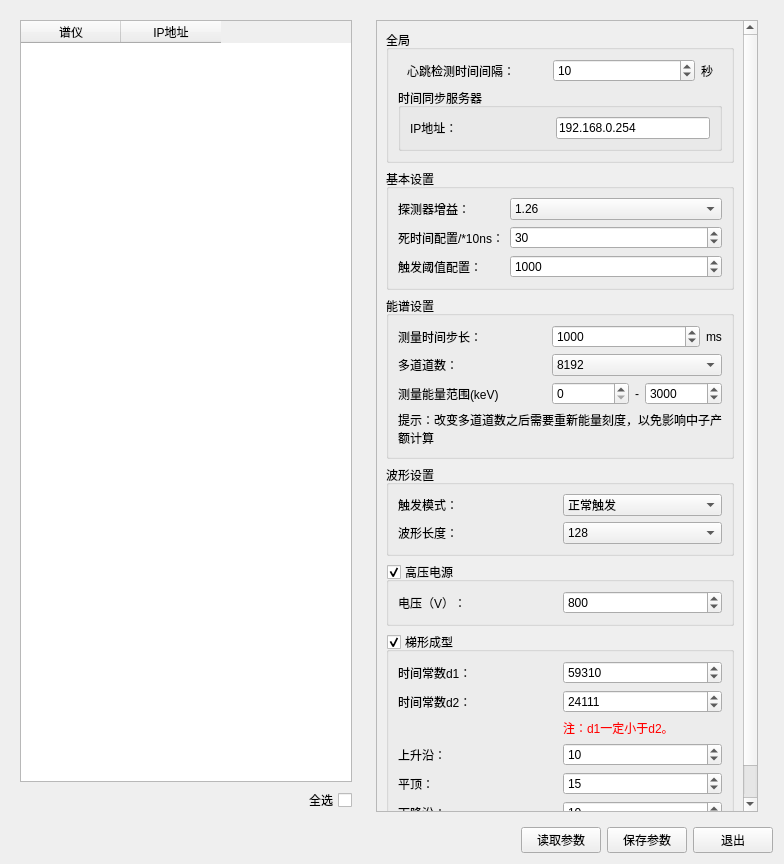
The window that detsettingwindow.ui (MrXiaomao/HXR_Detector) describes before a commit, drawn with Qt 5.
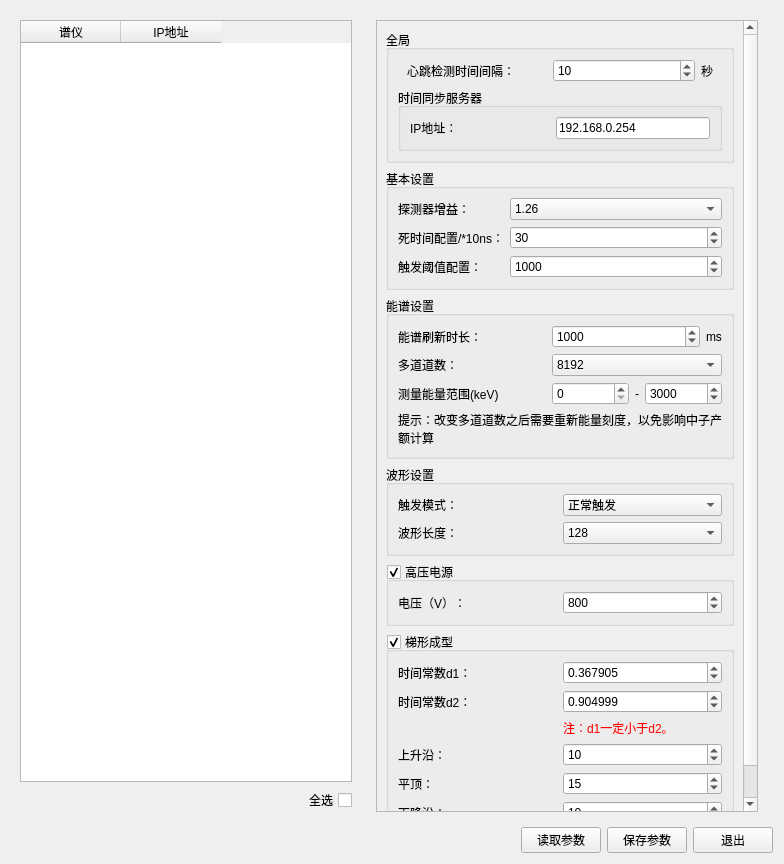
The same window after the commit.

Commit message: 1、开启服务先验证IP地址是否有效 2、自定义测量和全通道测量，二选一模式 3、参数获取（每次只获取当前选择通道的参数）

The edit to the form file:
```diff
--- a/detsettingwindow.ui
+++ b/detsettingwindow.ui
@@ -371,7 +371,7 @@
                  </sizepolicy>
                 </property>
                 <property name="text">
-                 <string>测量时间步长：</string>
+                 <string>能谱刷新时长：</string>
                 </property>
                </widget>
               </item>
@@ -611,19 +611,6 @@
                 </property>
                </widget>
               </item>
-              <item row="0" column="1">
-               <widget class="QSpinBox" name="spinBox_trapShapeTimeConstD1">
-                <property name="minimum">
-                 <number>0</number>
-                </property>
-                <property name="maximum">
-                 <number>65535</number>
-                </property>
-                <property name="value">
-                 <number>59310</number>
-                </property>
-               </widget>
-              </item>
               <item row="1" column="0">
                <widget class="QLabel" name="label_32">
                 <property name="text">
@@ -631,19 +618,6 @@
                 </property>
                </widget>
               </item>
-              <item row="1" column="1">
-               <widget class="QSpinBox" name="spinBox_trapShapeTimeConstD2">
-                <property name="maximum">
-                 <number>65535</number>
-                </property>
-                <property name="singleStep">
-                 <number>100</number>
-                </property>
-                <property name="value">
-                 <number>24111</number>
-                </property>
-               </widget>
-              </item>
               <item row="2" column="1">
                <widget class="QLabel" name="label_31">
                 <property name="styleSheet">
@@ -705,6 +679,32 @@
                 </property>
                </widget>
               </item>
+              <item row="0" column="1">
+               <widget class="QDoubleSpinBox" name="doubleSpinBox_trapShapeTimeConstD1">
+                <property name="decimals">
+                 <number>6</number>
+                </property>
+                <property name="maximum">
+                 <double>1.000000000000000</double>
+                </property>
+                <property name="value">
+                 <double>0.367905000000000</double>
+                </property>
+               </widget>
+              </item>
+              <item row="1" column="1">
+               <widget class="QDoubleSpinBox" name="doubleSpinBox_trapShapeTimeConstD2">
+                <property name="decimals">
+                 <number>6</number>
+                </property>
+                <property name="maximum">
+                 <double>1.000000000000000</double>
+                </property>
+                <property name="value">
+                 <double>0.904999000000000</double>
+                </property>
+               </widget>
+              </item>
              </layout>
             </widget>
            </item>
```
Left out of the diff: 15 changed lines with no effect on the pictures. The commit also changes 6 other files.
